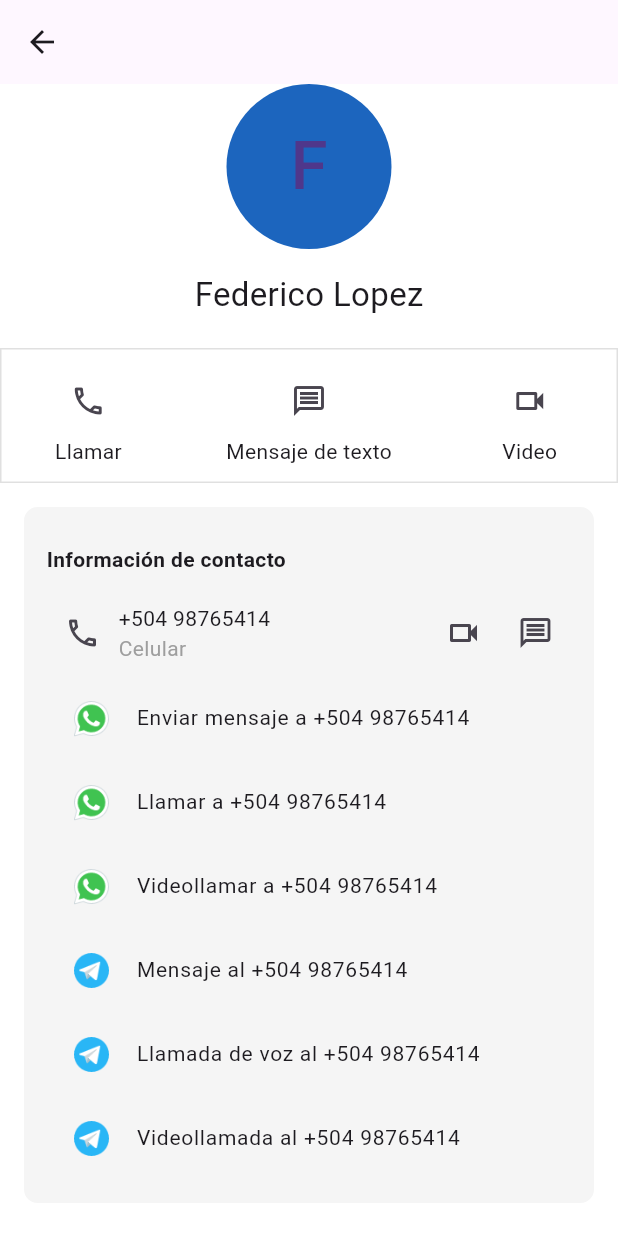
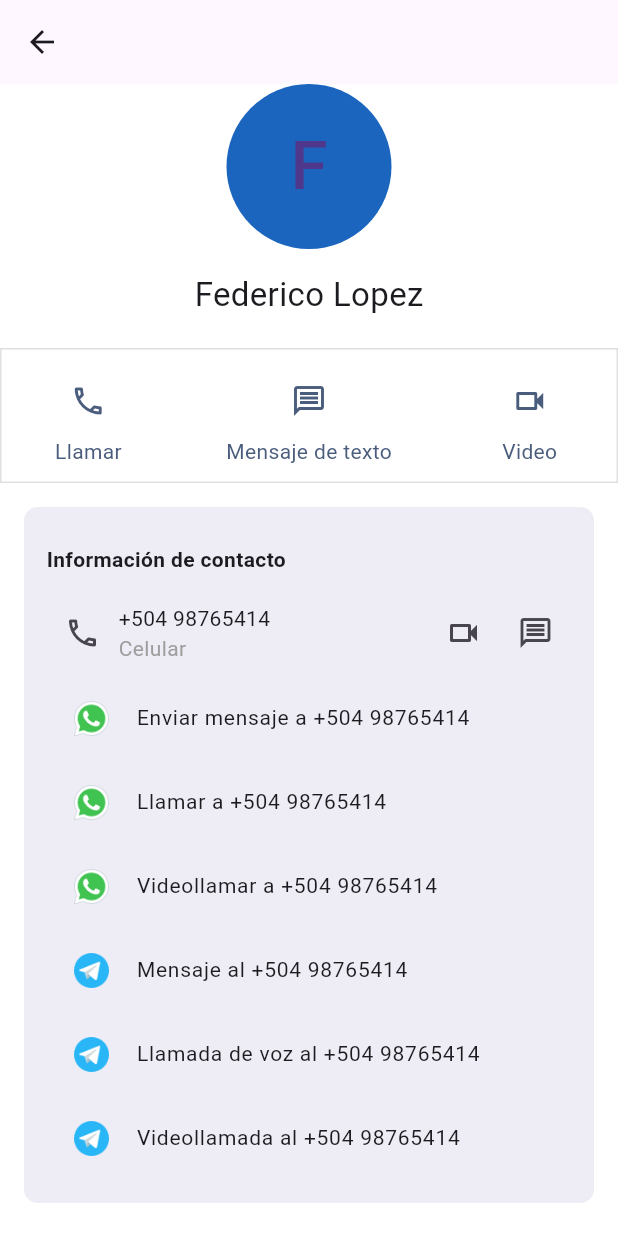
Before and after one commit to Urias-Flores/contact-desing, a Flutter app: the screen it shows after launch, after a tap on an icon or button, on a phone screen of 412 x 824 dp. Run offline on Flutter 3.47's test engine with Material 2 defaults, Android fonts, the phone set to English and light mode, and no system bars.

Commit message:
update icon and background colors

```diff
--- a/lib/src/pages/contact_page.dart
+++ b/lib/src/pages/contact_page.dart
@@ -36,7 +36,7 @@ class Contact extends StatelessWidget{
                       color: Colors.white,
                       width: 1
                   ),
-                  color: Colors.grey.shade100
+                  color: const Color.fromRGBO(238, 237, 245, 1.0)
                 ),
                 child: Column(
                   crossAxisAlignment: CrossAxisAlignment.stretch,
--- a/lib/src/widgets/actionContactBar.dart
+++ b/lib/src/widgets/actionContactBar.dart
@@ -3,6 +3,7 @@ import 'package:flutter/material.dart';
 class ActionContactBar extends StatelessWidget{
   @override
   Widget build(BuildContext context) {
+    const Color colorBlue = Color.fromRGBO(74, 93, 125, 1.0);
     return Container(
       padding: const EdgeInsets.only(top: 10, bottom: 10),
       decoration: BoxDecoration(
@@ -18,27 +19,27 @@ class ActionContactBar extends StatelessWidget{
             children: [
               IconButton(
                   onPressed: () {},
-                  icon: const Icon(Icons.phone_outlined)
+                  icon: const Icon(Icons.phone_outlined, color: colorBlue,)
               ),
-              const Text("Llamar")
+              const Text("Llamar", style: TextStyle(color: colorBlue),)
             ],
           ),
           Column(
             children: [
               IconButton(
                   onPressed: () {},
-                  icon: const Icon(Icons.message_outlined)
+                  icon: const Icon(Icons.message_outlined, color: colorBlue,)
               ),
-              const Text("Mensaje de texto")
+              const Text("Mensaje de texto", style: TextStyle(color: colorBlue),)
             ],
           ),
           Column(
             children: [
               IconButton(
                   onPressed: () {},
-                  icon: const Icon(Icons.videocam_outlined)
+                  icon: const Icon(Icons.videocam_outlined, color: colorBlue,)
               ),
-              const Text("Video")
+              const Text("Video", style: TextStyle(color: colorBlue),)
             ],
           )
         ],
```
